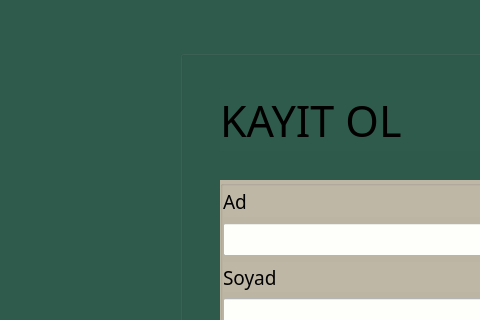
Before: the Qt Designer form arayuzler/kayit.ui in iclalerturk/GardenHub, drawn with Qt 5; both pictures show x 0 to 480 and y 0 to 320 of the 996 by 716 pixel window.
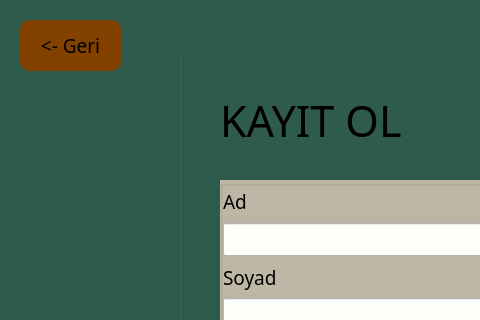
After: the same form once the commit is applied.

The edit to the form file:
```diff
--- a/arayuzler/kayit.ui
+++ b/arayuzler/kayit.ui
@@ -272,6 +272,35 @@
      </property>
     </widget>
    </widget>
+   <widget class="QPushButton" name="pushButton_2">
+    <property name="geometry">
+     <rect>
+      <x>20</x>
+      <y>20</y>
+      <width>101</width>
+      <height>51</height>
+     </rect>
+    </property>
+    <property name="font">
+     <font>
+      <family>Maiandra GD</family>
+      <pointsize>14</pointsize>
+      <weight>50</weight>
+      <italic>false</italic>
+      <bold>false</bold>
+     </font>
+    </property>
+    <property name="styleSheet">
+     <string notr="true">background-color: rgb(131, 65, 0);
+font: 14pt &quot;Maiandra GD&quot;;
+border-radius: 10px;
+border-color: rgb(132, 66, 0);
+border-size: 10pt;</string>
+    </property>
+    <property name="text">
+     <string>&lt;- Geri</string>
+    </property>
+   </widget>
   </widget>
   <widget class="QStatusBar" name="statusbar"/>
  </widget>
```
